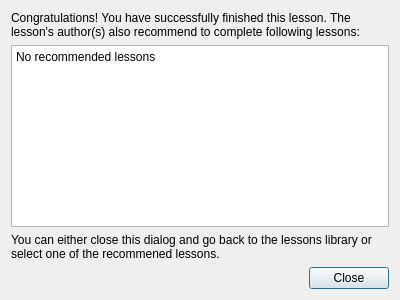
Above: ui/qtutorfinisheddialogbase.ui from alexbruy/qtutor before the change. Below: the same form after it.
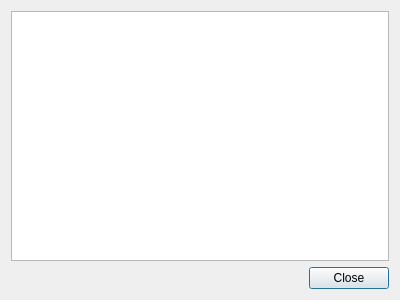
That is the form after the change.

Commit message: different text for cases when we have or don't have recommended lessons

The edit to the form file:
```diff
--- a/ui/qtutorfinisheddialogbase.ui
+++ b/ui/qtutorfinisheddialogbase.ui
@@ -14,25 +14,8 @@
    <string>Lesson finished</string>
   </property>
   <layout class="QVBoxLayout" name="verticalLayout">
-   <item>
-    <widget class="QLabel" name="label">
-     <property name="text">
-      <string>Congratulations! You have successfully finished this lesson. The lesson's author(s) also recommend to complete following lessons:</string>
-     </property>
-     <property name="wordWrap">
-      <bool>true</bool>
-     </property>
-    </widget>
-   </item>
    <item>
     <widget class="QTextBrowser" name="txtRecommended">
-     <property name="html">
-      <string>&lt;!DOCTYPE HTML PUBLIC &quot;-//W3C//DTD HTML 4.0//EN&quot; &quot;http://www.w3.org/TR/REC-html40/strict.dtd&quot;&gt;
-&lt;html&gt;&lt;head&gt;&lt;meta name=&quot;qrichtext&quot; content=&quot;1&quot; /&gt;&lt;style type=&quot;text/css&quot;&gt;
-p, li { white-space: pre-wrap; }
-&lt;/style&gt;&lt;/head&gt;&lt;body style=&quot; font-family:'Sans Serif'; font-size:9pt; font-weight:400; font-style:normal;&quot;&gt;
-&lt;p style=&quot; margin-top:0px; margin-bottom:0px; margin-left:0px; margin-right:0px; -qt-block-indent:0; text-indent:0px;&quot;&gt;No recommended lessons&lt;/p&gt;&lt;/body&gt;&lt;/html&gt;</string>
-     </property>
      <property name="textInteractionFlags">
       <set>Qt::LinksAccessibleByKeyboard|Qt::LinksAccessibleByMouse</set>
      </property>
@@ -41,16 +24,6 @@
      </property>
     </widget>
    </item>
-   <item>
-    <widget class="QLabel" name="label_2">
-     <property name="text">
-      <string>You can either close this dialog and go back to the lessons library or select one of the recommened lessons.</string>
-     </property>
-     <property name="wordWrap">
-      <bool>true</bool>
-     </property>
-    </widget>
-   </item>
    <item>
     <widget class="QDialogButtonBox" name="buttonBox">
      <property name="orientation">
```
The commit also changes 1 other file.
